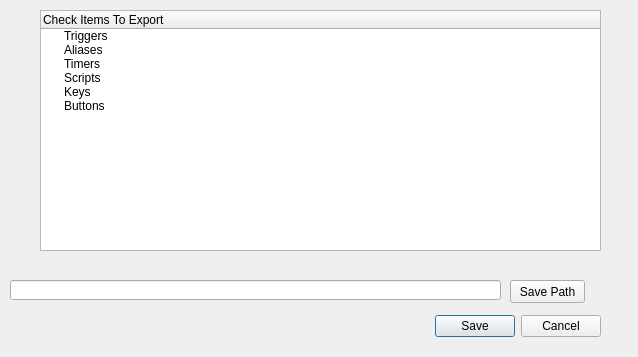
Above: src/ui/dlgPackageExporter.ui from Chris7/Mudlet1 before the change. Below: the same form after it.
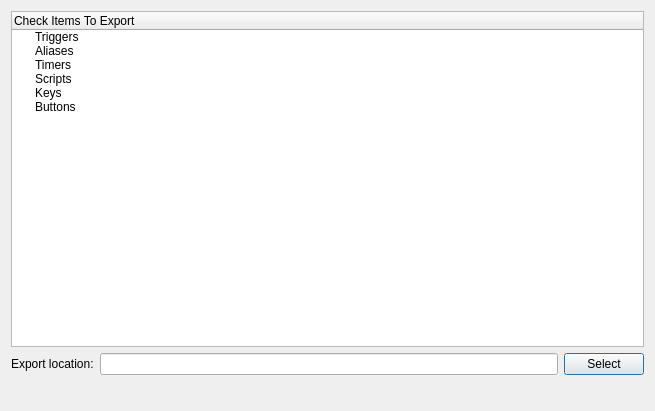
That is the form after the change.

Commit message: - dialog UI improvements (resize, user feedback, auto-append .xml)

The edit to the form file:
```diff
--- a/src/ui/dlgPackageExporter.ui
+++ b/src/ui/dlgPackageExporter.ui
@@ -6,61 +6,16 @@
    <rect>
     <x>0</x>
     <y>0</y>
-    <width>638</width>
-    <height>357</height>
+    <width>655</width>
+    <height>411</height>
    </rect>
   </property>
   <property name="windowTitle">
    <string>Dialog</string>
   </property>
-  <widget class="QDialogButtonBox" name="buttonBox">
-   <property name="geometry">
-    <rect>
-     <x>260</x>
-     <y>310</y>
-     <width>341</width>
-     <height>32</height>
-    </rect>
-   </property>
-   <property name="orientation">
-    <enum>Qt::Horizontal</enum>
-   </property>
-   <property name="standardButtons">
-    <set>QDialogButtonBox::Cancel|QDialogButtonBox::Save</set>
-   </property>
-  </widget>
-  <widget class="QLineEdit" name="filePath">
-   <property name="geometry">
-    <rect>
-     <x>10</x>
-     <y>280</y>
-     <width>491</width>
-     <height>20</height>
-    </rect>
-   </property>
-  </widget>
-  <widget class="QPushButton" name="browseButton">
-   <property name="geometry">
-    <rect>
-     <x>510</x>
-     <y>280</y>
-     <width>75</width>
-     <height>23</height>
-    </rect>
-   </property>
-   <property name="text">
-    <string>Save Path</string>
-   </property>
-  </widget>
+  <layout class="QGridLayout" name="gridLayout">
+   <item row="0" column="0" colspan="3">
   <widget class="QTreeWidget" name="treeWidget">
-   <property name="geometry">
-    <rect>
-     <x>40</x>
-     <y>10</y>
-     <width>561</width>
-     <height>241</height>
-    </rect>
-   </property>
    <column>
     <property name="text">
      <string>Check Items To Export</string>
@@ -97,6 +52,50 @@
     </property>
    </item>
   </widget>
+   </item>
+   <item row="1" column="1">
+    <widget class="QLineEdit" name="filePath"/>
+   </item>
+   <item row="1" column="2">
+    <widget class="QPushButton" name="browseButton">
+     <property name="text">
+      <string>Select</string>
+     </property>
+    </widget>
+   </item>
+   <item row="3" column="0" colspan="3">
+    <widget class="QDialogButtonBox" name="buttonBox">
+     <property name="standardButtons">
+      <set>QDialogButtonBox::NoButton</set>
+     </property>
+    </widget>
+   </item>
+   <item row="1" column="0">
+    <widget class="QLabel" name="label">
+     <property name="text">
+      <string>Export location:</string>
+     </property>
+    </widget>
+   </item>
+   <item row="2" column="0" colspan="3">
+    <widget class="QLabel" name="infoLabel">
+     <property name="font">
+      <font>
+       <pointsize>8</pointsize>
+      </font>
+     </property>
+     <property name="text">
+      <string/>
+     </property>
+     <property name="alignment">
+      <set>Qt::AlignCenter</set>
+     </property>
+     <property name="wordWrap">
+      <bool>true</bool>
+     </property>
+    </widget>
+   </item>
+  </layout>
  </widget>
  <resources/>
  <connections>
```
Lines whose indentation alone changed are shown as unchanged. The commit also changes 2 other files.
